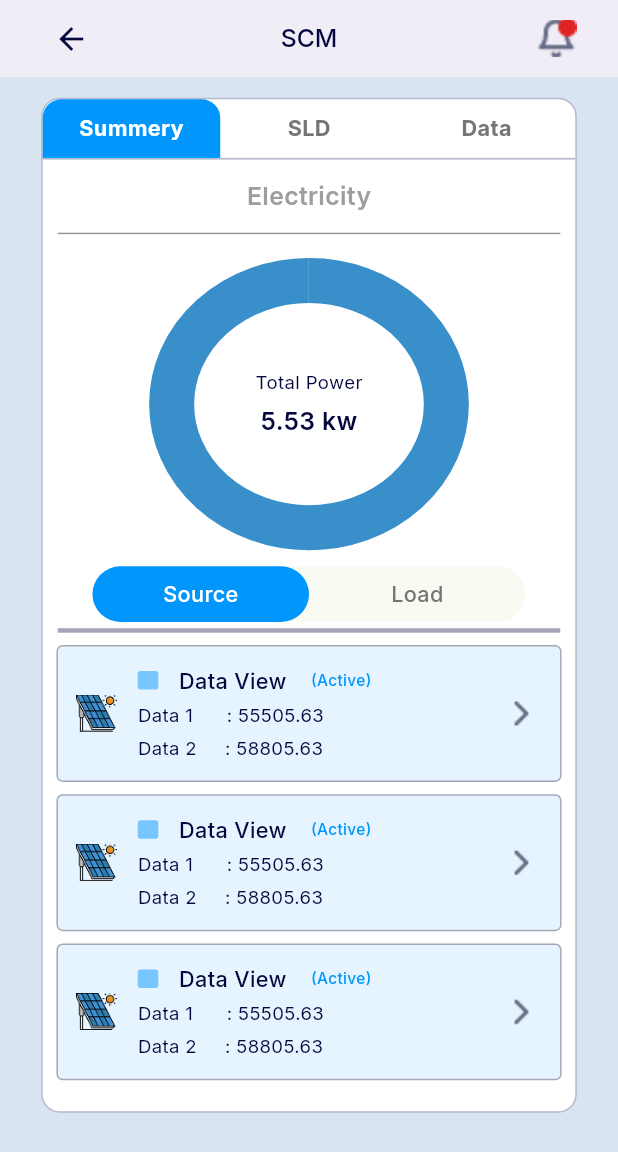
After one commit to ahizaz/Task, a Flutter app: the screen it shows after launch, after a tap on "Login", on a phone screen of 412 x 824 dp. The commit adds this screen. Shown: the top 1152 px of the screen. Run offline on Flutter 3.47's test engine with Material 3 defaults, Android fonts, the phone set to English and light mode, and no system bars; our stand-ins replace flutter_screenutil, get, google_fonts.

Commit message:
second day work processing

```diff
--- a/lib/core/utils/constants/icon_path.dart
+++ b/lib/core/utils/constants/icon_path.dart
@@ -0,0 +1,4 @@
+class IconPath {
+  static const String cevronright = "assets/icons/chevron-right.png";
+  static const String bell ="assets/icons/bell.png";
+}
--- a/lib/core/utils/constants/image_path.dart
+++ b/lib/core/utils/constants/image_path.dart
@@ -1,3 +1,4 @@
 class ImagePath {
   static const String applogo = "assets/images/app_logo.png";
+  static const String solarcell ="assets/images/solar.png";
 }
--- /dev/null
+++ b/lib/feature/dashboard/screen/dasboard_screen.dart
@@ -0,0 +1,326 @@
+import 'package:flutter/material.dart';
+import 'package:flutter_screenutil/flutter_screenutil.dart';
+import 'package:get/get_core/src/get_main.dart';
+import 'package:get/get_navigation/src/extension_navigation.dart';
+
+import 'package:google_fonts/google_fonts.dart';
+import 'package:task/core/utils/constants/icon_path.dart';
+import 'package:task/core/utils/constants/image_path.dart';
+import 'package:task/feature/dashboard/widget/dashboard_bar.dart';
+import 'package:task/feature/dashboard/widget/data_card_section.dart';
+import 'package:task/feature/dashboard/widget/progress_indicator.dart';
+import 'package:task/feature/dashboard/widget/source_load.dart';
+
+class DasboardScreen extends StatelessWidget {
+  const DasboardScreen({super.key});
+
+  @override
+  Widget build(BuildContext context) {
+    return Scaffold(
+      backgroundColor: Color(0xffD9E4F1),
+     appBar: PreferredSize(
+  preferredSize: Size.fromHeight(50.h),
+  child: AppBar(
+    backgroundColor: const Color(0xffFFFFFF),
+    elevation: 5,
+    centerTitle: true,
+    leading: Padding(
+      padding: EdgeInsets.only(left: 24.w),
+      child: IconButton(
+        icon: const Icon(
+          Icons.arrow_back,
+          weight: 24,
+          color: Color(0xff04063E),
+        ),
+        onPressed: () {
+          Get.back();
+        },
+      ),
+    ),
+    title: Text(
+      'SCM',
+      style: GoogleFonts.inter(
+        fontSize: 16.sp,
+        fontWeight: FontWeight.w500,
+        color: const Color(0xff04063E),
+      ),
+    ),
+    actions: [
+      Padding(
+        padding: EdgeInsets.only(right: 24.w),
+        child: Image.asset(
+          IconPath.bell,
+          width: 24.w,
+          height: 24.h,
+          fit: BoxFit.cover,
+        ),
+      ),
+    ],
+  ),
+),
+body: SingleChildScrollView(
+  child: Padding(
+    padding:  EdgeInsets.symmetric(horizontal: 24.w),
+    child: Column(
+      children: [
+        SizedBox(height: 12.w,),
+        Container(
+          width: double.infinity,
+
+          decoration: BoxDecoration(
+            color: Color(0xffFFFFFF),
+            border: Border.all(
+              color: Color(0xfffB6B8D0),
+              width: 1
+            ),
+            borderRadius: BorderRadius.circular(12.r),
+          ),
+          child: Column(
+            children: [
+              DashboardBar(),
+               Padding(
+                      padding: EdgeInsets.symmetric(vertical: 12.h),
+                      child: Text(
+                        'Electricity',
+                        style: GoogleFonts.inter(
+                          fontSize: 16.sp,
+                          fontWeight: FontWeight.w600,
+                          color: const Color(0xff9E9E9E),
+                        ),
+                      ),
+                    ),
+                     Divider(
+          color: const Color(0xff979797),
+          thickness: 1,
+          height: 1,
+          endIndent: 10,
+          indent: 10,
+        ),
+             SizedBox(height: 30.h,),
+                    const CircularPowerIndicator(),
+                    SizedBox(height: 25.h,),
+                    SourceLoadToggle(),
+                    SizedBox(height: 5.h,),
+                                Divider(
+          color: const Color(0xffA5A7B9),
+          thickness: 3,
+          height: 2,
+          endIndent: 10,
+          indent: 10,
+        ),
+        SizedBox(height: 8.h,),
+       Padding(
+         padding:  EdgeInsets.symmetric(horizontal: 8.w),
+         child: Container(
+          width:double.infinity ,
+
+          decoration: BoxDecoration(
+            color: Color(0xffE5F4FE),
+            borderRadius: BorderRadius.circular(4.r),
+            border: Border.all(color: Color(0xffA5A7B9),
+            width: 1)
+          ),
+          child: Padding(
+            padding: const EdgeInsets.all(12.0),
+            child: Row(
+              children: [
+                Image.asset(ImagePath.solarcell,width: 24.w,height: 24.h,fit: BoxFit.cover,),
+                SizedBox(width: 12.w,),
+                Column(
+                  crossAxisAlignment: CrossAxisAlignment.start,
+                  children: [
+                  Row(
+
+                    children: [
+                        Container(
+                      width: 12.w,
+                      height: 12.h,
+                      decoration: BoxDecoration(
+                        color: Color(0xff78C6FF),
+                        borderRadius: BorderRadius.circular(2.r)
+                      ),
+                    ),
+                    SizedBox(width: 12.w,),
+                    Text("Data View",style: GoogleFonts.inter(
+                      fontWeight: FontWeight.w500,
+                      fontSize: 14.sp,
+                      color: Color(0xff04063E)
+                    ),),
+                    SizedBox(width: 14.w,),
+                    Text("(Active)",style: GoogleFonts.inter(
+                        fontWeight: FontWeight.w500,
+                      fontSize: 10.sp,
+                      color: Color(0xff0096FC)
+                    ),)
+
+                    ],
+                  ),
+                  SizedBox(height: 4.h,),
+                  Text("Data 1      : 55505.63",style: GoogleFonts.inter(
+                       fontWeight: FontWeight.w400,
+                      fontSize: 12.sp,
+                              color: Color(0xff04063E)
+                  ),),
+                     SizedBox(height: 4.h,),
+                  Text("Data 2     : 58805.63",style: GoogleFonts.inter(
+                       fontWeight: FontWeight.w400,
+                      fontSize: 12.sp,
+                              color: Color(0xff04063E)
+                  ),)
+                  ],
+                ),
+                Spacer(),
+                Image(image: AssetImage(IconPath.cevronright,),width: 24.w,height: 24.h,fit: BoxFit.cover,)
+              ],
+            ),
+          ),
+         ),
+       ),
+       SizedBox(height: 8.h,),
+       Padding(
+         padding:  EdgeInsets.symmetric(horizontal: 8.w),
+         child: Container(
+          width:double.infinity ,
+
+          decoration: BoxDecoration(
+            color: Color(0xffE5F4FE),
+            borderRadius: BorderRadius.circular(4.r),
+            border: Border.all(color: Color(0xffA5A7B9),
+            width: 1)
+          ),
+          child: Padding(
+            padding: const EdgeInsets.all(12.0),
+            child: Row(
+              children: [
+                Image.asset(ImagePath.solarcell,width: 24.w,height: 24.h,fit: BoxFit.cover,),
+                SizedBox(width: 12.w,),
+                Column(
+                  crossAxisAlignment: CrossAxisAlignment.start,
+                  children: [
+                  Row(
+
+                    children: [
+                        Container(
+                      width: 12.w,
+                      height: 12.h,
+                      decoration: BoxDecoration(
+                        color: Color(0xff78C6FF),
+                        borderRadius: BorderRadius.circular(2.r)
+                      ),
+                    ),
+                    SizedBox(width: 12.w,),
+                    Text("Data View",style: GoogleFonts.inter(
+                      fontWeight: FontWeight.w500,
+                      fontSize: 14.sp,
+                      color: Color(0xff04063E)
+                    ),),
+                    SizedBox(width: 14.w,),
+                    Text("(Active)",style: GoogleFonts.inter(
+                        fontWeight: FontWeight.w500,
+                      fontSize: 10.sp,
+                      color: Color(0xff0096FC)
+                    ),)
+
+                    ],
+                  ),
+                  SizedBox(height: 4.h,),
+                  Text("Data 1      : 55505.63",style: GoogleFonts.inter(
+                       fontWeight: FontWeight.w400,
+                      fontSize: 12.sp,
+                              color: Color(0xff04063E)
+                  ),),
+                     SizedBox(height: 4.h,),
+                  Text("Data 2     : 58805.63",style: GoogleFonts.inter(
+                       fontWeight: FontWeight.w400,
+                      fontSize: 12.sp,
+                              color: Color(0xff04063E)
+                  ),)
+                  ],
+                ),
+                Spacer(),
+                Image(image: AssetImage(IconPath.cevronright,),width: 24.w,height: 24.h,fit: BoxFit.cover,)
+              ],
+            ),
+          ),
+         ),
+       ),
+       SizedBox(height: 8.h,),
+       Padding(
+         padding:  EdgeInsets.symmetric(horizontal: 8.w),
+         child: Container(
+          width:double.infinity ,
+
+          decoration: BoxDecoration(
+            color: Color(0xffE5F4FE),
+            borderRadius: BorderRadius.circular(4.r),
+            border: Border.all(color: Color(0xffA5A7B9),
+            width: 1)
+          ),
+          child: Padding(
+            padding: const EdgeInsets.all(12.0),
+            child: Row(
+              children: [
+                Image.asset(ImagePath.solarcell,width: 24.w,height: 24.h,fit: BoxFit.cover,),
+                SizedBox(width: 12.w,),
+                Column(
+                  crossAxisAlignment: CrossAxisAlignment.start,
+                  children: [
+                  Row(
+
+                    children: [
+                        Container(
+                      width: 12.w,
+                      height: 12.h,
+                      decoration: BoxDecoration(
+                        color: Color(0xff78C6FF),
+                        borderRadius: BorderRadius.circular(2.r)
+                      ),
+                    ),
+                    SizedBox(width: 12.w,),
+                    Text("Data View",style: GoogleFonts.inter(
+                      fontWeight: FontWeight.w500,
+                      fontSize: 14.sp,
+                      color: Color(0xff04063E)
+                    ),),
+                    SizedBox(width: 14.w,),
+                    Text("(Active)",style: GoogleFonts.inter(
+                        fontWeight: FontWeight.w500,
+                      fontSize: 10.sp,
+                      color: Color(0xff0096FC)
+                    ),)
+
+                    ],
+                  ),
+                  SizedBox(height: 4.h,),
+                  Text("Data 1      : 55505.63",style: GoogleFonts.inter(
+                       fontWeight: FontWeight.w400,
+                      fontSize: 12.sp,
+                              color: Color(0xff04063E)
+                  ),),
+                     SizedBox(height: 4.h,),
+                  Text("Data 2     : 58805.63",style: GoogleFonts.inter(
+                       fontWeight: FontWeight.w400,
+                      fontSize: 12.sp,
+                              color: Color(0xff04063E)
+                  ),)
+                  ],
+                ),
+                Spacer(),
+                Image(image: AssetImage(IconPath.cevronright,),width: 24.w,height: 24.h,fit: BoxFit.cover,)
+              ],
+            ),
+          ),
+         ),
+       ),
+       SizedBox(height: 20.h,),
+
+            ],
+          ),
+        )
+      ],
+    ),
+  ),
+),
+    );
+  }
+}
--- /dev/null
+++ b/lib/feature/dashboard/widget/dashboard_bar.dart
@@ -0,0 +1,66 @@
+import 'package:flutter/material.dart';
+import 'package:flutter_screenutil/flutter_screenutil.dart';
+import 'package:google_fonts/google_fonts.dart';
+
+class DashboardBar extends StatelessWidget {
+  const DashboardBar({super.key});
+
+  @override
+  Widget build(BuildContext context) {
+    return Container(
+      height: 39.h,
+      decoration: BoxDecoration(
+        border: Border(
+          bottom: BorderSide(
+            color: const Color(0xffB6B8D0),
+            width: 1.w,
+          ),
+        ),
+      ),
+      child: Row(
+        children: [
+          _buildTab('Summery', isActive: true),
+          _buildTab('SLD', isActive: false),
+          _buildTab('Data', isActive: false),
+        ],
+      ),
+    );
+  }
+}
+
+Widget _buildTab(String title, {required bool isActive}) {
+  return Expanded(
+    child: Container(
+      decoration: BoxDecoration(
+        color: isActive ? const Color(0xff0096FC) : Colors.transparent,
+
+        // ✅ শুধু active tab-এ top radius
+        borderRadius: isActive
+            ? BorderRadius.only(
+                topLeft: Radius.circular(12.r),
+                topRight: Radius.circular(12.r),
+              )
+            : BorderRadius.zero,
+
+        border: Border(
+          bottom: BorderSide(
+            color:
+                isActive ? const Color(0xff00A8FF) : Colors.transparent,
+            width: 1,
+          ),
+        ),
+      ),
+      child: Center(
+        child: Text(
+          title,
+          style: GoogleFonts.inter(
+            fontSize: 14.sp,
+            fontWeight: FontWeight.w700,
+            color:
+                isActive ? Colors.white : const Color(0xff757575),
+          ),
+        ),
+      ),
+    ),
+  );
+}
--- /dev/null
+++ b/lib/feature/dashboard/widget/progress_indicator.dart
@@ -0,0 +1,58 @@
+// widgets/circular_power_indicator.dart
+import 'package:flutter/material.dart';
+import 'package:flutter_screenutil/flutter_screenutil.dart';
+import 'package:google_fonts/google_fonts.dart';
+
+class CircularPowerIndicator extends StatelessWidget {
+  const CircularPowerIndicator({super.key});
+
+  @override
+  Widget build(BuildContext context) {
+    return Column(
+      children: [
+
+        SizedBox(
+          width: 160.w,
+          height: 160.h,
+          child: Stack(
+            alignment: Alignment.center,
+            children: [
+              SizedBox(
+                width: 160.w,
+                height: 160.h,
+                child: const CircularProgressIndicator(
+                  value: 1.0,
+                  strokeWidth: 30,
+                  backgroundColor: Color(0xffE3F2FD),
+                  valueColor: AlwaysStoppedAnimation(Color(0xff398FC9)),
+                ),
+              ),
+          Column(
+            mainAxisSize: MainAxisSize.min,
+            children: [
+              Text(
+                'Total Power',
+                style: GoogleFonts.inter(
+                  fontSize: 12.sp,
+                  fontWeight: FontWeight.w400,
+                  color: const Color(0xff04063E),
+                ),
+              ),
+              SizedBox(height: 4.h),
+              Text(
+                '5.53 kw',
+                style: GoogleFonts.inter(
+                  fontSize: 16.sp,
+                  fontWeight: FontWeight.w600,
+                  color: const Color(0xff04063E),
+                ),
+              ),
+            ],
+          ),
+        ],
+      ),
+        ),
+      ],
+    );
+  }
+}
--- /dev/null
+++ b/lib/feature/dashboard/widget/source_load.dart
@@ -0,0 +1,56 @@
+// widgets/source_load_toggle.dart
+import 'package:flutter/material.dart';
+import 'package:flutter_screenutil/flutter_screenutil.dart';
+import 'package:google_fonts/google_fonts.dart';
+
+class SourceLoadToggle extends StatelessWidget {
+  const SourceLoadToggle({super.key});
+
+  @override
+  Widget build(BuildContext context) {
+    return Padding(
+      padding: EdgeInsets.symmetric(horizontal: 29.w),
+      child: Container(
+        height: 36.h,
+        decoration: BoxDecoration(
+          color: const Color(0xff6C99B833).withValues(alpha: 0.06),
+          borderRadius: BorderRadius.circular(18.r),
+        ),
+        child: Row(
+          children: [
+            Expanded(
+              child: Container(
+                decoration: BoxDecoration(
+                  color: const Color(0xff0096FC),
+                  borderRadius: BorderRadius.circular(18.r),
+                ),
+                child: Center(
+                  child: Text(
+                    'Source',
+                    style: GoogleFonts.inter(
+                      fontSize: 14.sp,
+                      fontWeight: FontWeight.w500,
+                      color: Colors.white,
+                    ),
+                  ),
+                ),
+              ),
+            ),
+            Expanded(
+              child: Center(
+                child: Text(
+                  'Load',
+                  style: GoogleFonts.inter(
+                    fontSize: 14.sp,
+                    fontWeight: FontWeight.w500,
+                    color: const Color(0xff757575),
+                  ),
+                ),
+              ),
+            ),
+          ],
+        ),
+      ),
+    );
+  }
+}
--- a/lib/feature/login/screen/login_screen.dart
+++ b/lib/feature/login/screen/login_screen.dart
@@ -6,6 +6,7 @@ import 'package:task/core/common/styles/global_text_styles.dart';
 import 'package:task/core/common/widgets/custom_text_field.dart';
 import 'package:task/core/utils/constants/colors.dart';
 import 'package:task/core/utils/constants/image_path.dart';
+import 'package:task/feature/dashboard/screen/dasboard_screen.dart';
 import 'package:task/feature/login/controller/login_controller.dart';
 class LoginScreen extends StatelessWidget {
   const LoginScreen({super.key});
@@ -87,7 +88,11 @@ class LoginScreen extends StatelessWidget {
   ),
 ),
     SizedBox(height: 20.h,),
-    Container(
+    InkWell(
+      onTap: (){
+        Get.to(()=>DasboardScreen());
+      },
+      child: Container(
         width: double.infinity,
         height: 60.h,
         decoration: BoxDecoration(
@@ -100,6 +105,7 @@ class LoginScreen extends StatelessWidget {
             fontWeight: FontWeight.w600,
             color: Color(0xffFFFFFF)
           ),),
+        ),
       ),
     ),
     SizedBox(height: 8.h,),
--- a/pubspec.yaml
+++ b/pubspec.yaml
@@ -38,6 +38,7 @@ dependencies:
   get: ^4.7.3
   flutter_screenutil: ^5.9.3
   google_fonts: ^6.3.3
+  percent_indicator: ^4.2.5
 
 
 dev_dependencies:
```
Also changed, not shown: assets/icons/arrow-left.png (added), assets/icons/bell.png (added), assets/icons/chevron-right.png (added), assets/images/solar.png (added), lib/feature/dashboard/widget/data_card_section.dart (added), pubspec.lock. Lines whose indentation alone changed are shown as unchanged.
